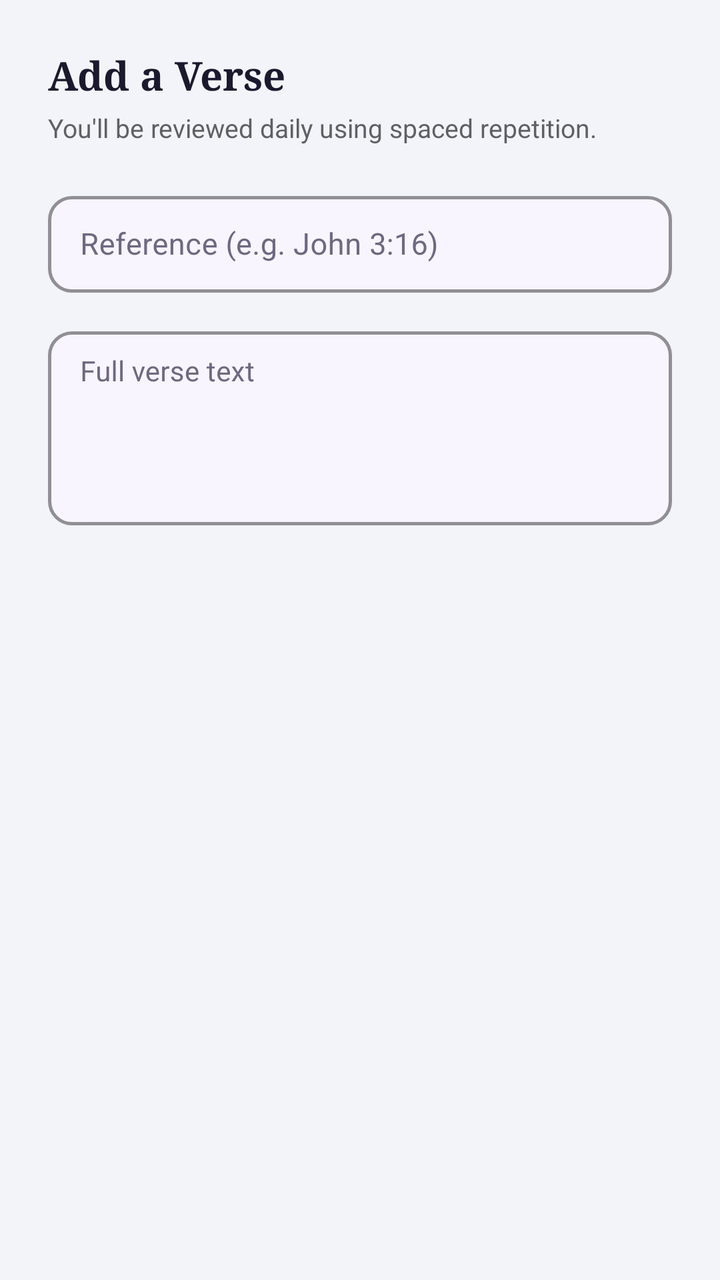
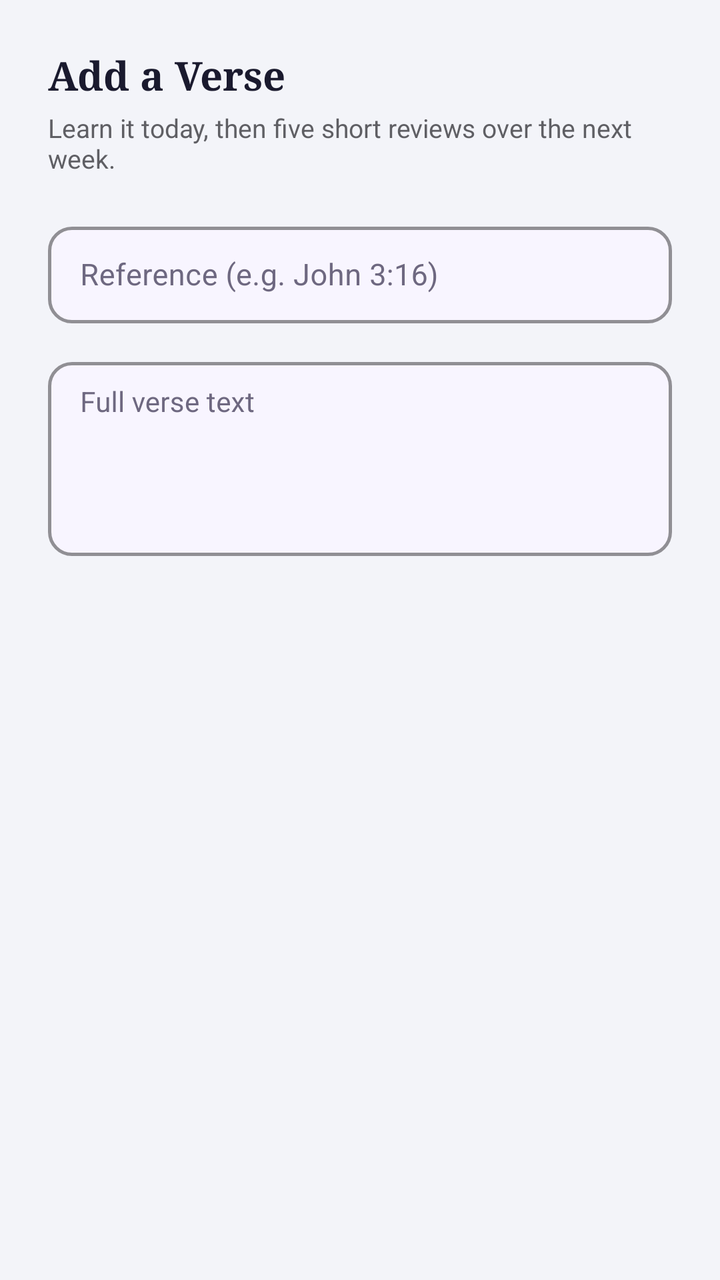

Before-and-after screenshots of an Android layout around one commit, followed by the original layout XML and the change that was made.
<!-- AndroidManifest.xml: application theme Theme.SpiritualTracker -->
<!-- res/layout/dialog_add_verse.xml -->
<?xml version="1.0" encoding="utf-8"?>
<LinearLayout xmlns:android="http://schemas.android.com/apk/res/android"
    xmlns:app="http://schemas.android.com/apk/res-auto"
    android:layout_width="match_parent"
    android:layout_height="wrap_content"
    android:orientation="vertical"
    android:padding="24dp">

    <TextView
        android:id="@+id/tvAddVerseTitle"
        android:layout_width="wrap_content"
        android:layout_height="wrap_content"
        android:text="Add a Verse"
        android:textColor="#1A1A2E"
        android:textSize="20sp"
        android:textStyle="bold"
        android:fontFamily="serif"
        android:layout_marginBottom="4dp"/>

    <TextView
        android:id="@+id/tvAddVerseSubtitle"
        android:layout_width="wrap_content"
        android:layout_height="wrap_content"
        android:text="You'll be reviewed daily using spaced repetition."
        android:textColor="#5F5F64"
        android:textSize="13sp"
        android:layout_marginBottom="20dp"/>

    
    <com.google.android.material.textfield.TextInputLayout
        android:layout_width="match_parent"
        android:layout_height="wrap_content"
        android:hint="Reference (e.g. John 3:16)"
        android:layout_marginBottom="14dp"
        app:boxCornerRadiusTopStart="12dp"
        app:boxCornerRadiusTopEnd="12dp"
        app:boxCornerRadiusBottomStart="12dp"
        app:boxCornerRadiusBottomEnd="12dp"
        app:boxStrokeColor="#7E57C2"
        app:boxStrokeWidth="1.5dp"
        app:boxStrokeWidthFocused="2dp"
        app:hintTextColor="#7E57C2"
        app:boxBackgroundColor="#F8F5FF"
        android:textColorHint="#6E6880"
        style="@style/Widget.MaterialComponents.TextInputLayout.OutlinedBox">

        <com.google.android.material.textfield.TextInputEditText
            android:id="@+id/etVerseReference"
            android:layout_width="match_parent"
            android:layout_height="wrap_content"
            android:inputType="text"
            android:maxLines="1"
            android:textColor="#1A1A2E"
            android:textSize="15sp"
            android:paddingTop="14dp"
            android:paddingBottom="14dp"/>
    </com.google.android.material.textfield.TextInputLayout>

    
    <com.google.android.material.textfield.TextInputLayout
        android:id="@+id/tilVerseText"
        android:layout_width="match_parent"
        android:layout_height="wrap_content"
        android:hint="Full verse text"
        android:layout_marginBottom="18dp"
        app:boxCornerRadiusTopStart="12dp"
        app:boxCornerRadiusTopEnd="12dp"
        app:boxCornerRadiusBottomStart="12dp"
        app:boxCornerRadiusBottomEnd="12dp"
        app:boxStrokeColor="#7E57C2"
        app:boxStrokeWidth="1.5dp"
        app:boxStrokeWidthFocused="2dp"
        app:hintTextColor="#7E57C2"
        app:boxBackgroundColor="#F8F5FF"
        android:textColorHint="#6E6880"
        style="@style/Widget.MaterialComponents.TextInputLayout.OutlinedBox">

        <com.google.android.material.textfield.TextInputEditText
            android:id="@+id/etVerseText"
            android:layout_width="match_parent"
            android:layout_height="wrap_content"
            android:inputType="textMultiLine"
            android:minLines="4"
            android:maxLines="10"
            android:scrollbars="vertical"
            android:gravity="top|start"
            android:textColor="#1A1A2E"
            android:textSize="14sp"
            android:paddingTop="12dp"/>
    </com.google.android.material.textfield.TextInputLayout>

    
    <CheckBox
        android:id="@+id/cbSharedVerse"
        android:layout_width="match_parent"
        android:layout_height="wrap_content"
        android:text="Share with my partner"
        android:textColor="#5E35B1"
        android:textSize="14sp"
        android:buttonTint="#7E57C2"
        android:visibility="gone"/>

</LinearLayout>
<!-- resources referenced by this layout -->
<resources>
  <style name="Theme.SpiritualTracker" parent="Base.Theme.SpiritualTracker" />
  <style name="Base.Theme.SpiritualTracker" parent="Theme.Material3.Light.NoActionBar">
          <item name="colorPrimary">#7E57C2</item>
          <item name="colorOnPrimary">#FFFFFF</item>
          <item name="colorSecondaryContainer">#D1C4E9</item>
          <item name="colorOnSecondaryContainer">#7E57C2</item>
          <item name="android:windowBackground">#F3F4F9</item>
          
          <item name="android:navigationBarColor">#F5F5F5</item>
          <item name="android:windowLightNavigationBar" tools:targetApi="27">true</item>
      </style>
</resources>

<!-- the commit's change to res/layout/dialog_add_verse.xml (unified diff, before → after) -->
@@ -21,7 +21,7 @@
         android:id="@+id/tvAddVerseSubtitle"
         android:layout_width="wrap_content"
         android:layout_height="wrap_content"
-        android:text="You'll be reviewed daily using spaced repetition."
+        android:text="Learn it today, then five short reviews over the next week."
         android:textColor="#5F5F64"
         android:textSize="13sp"
         android:layout_marginBottom="20dp"/>
